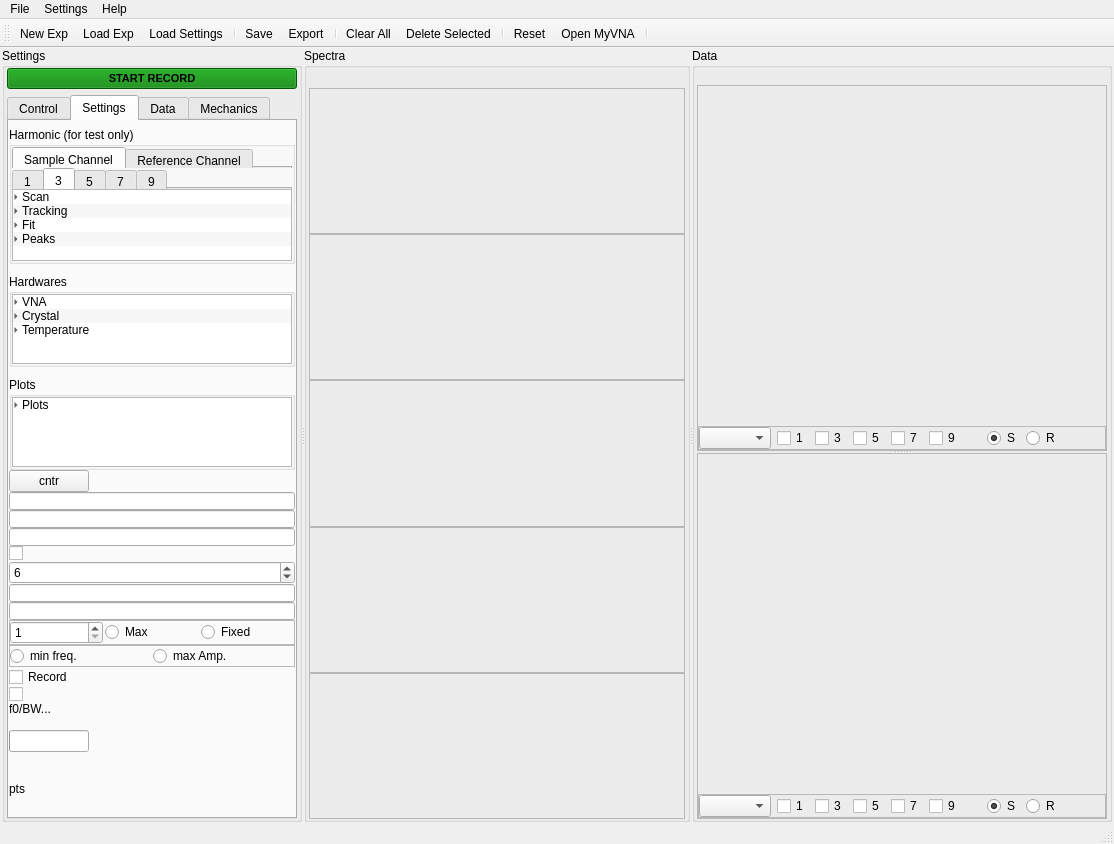
Qt form QCM_GUI_test6.ui (shullgroup/rheoQCM) before a commit.
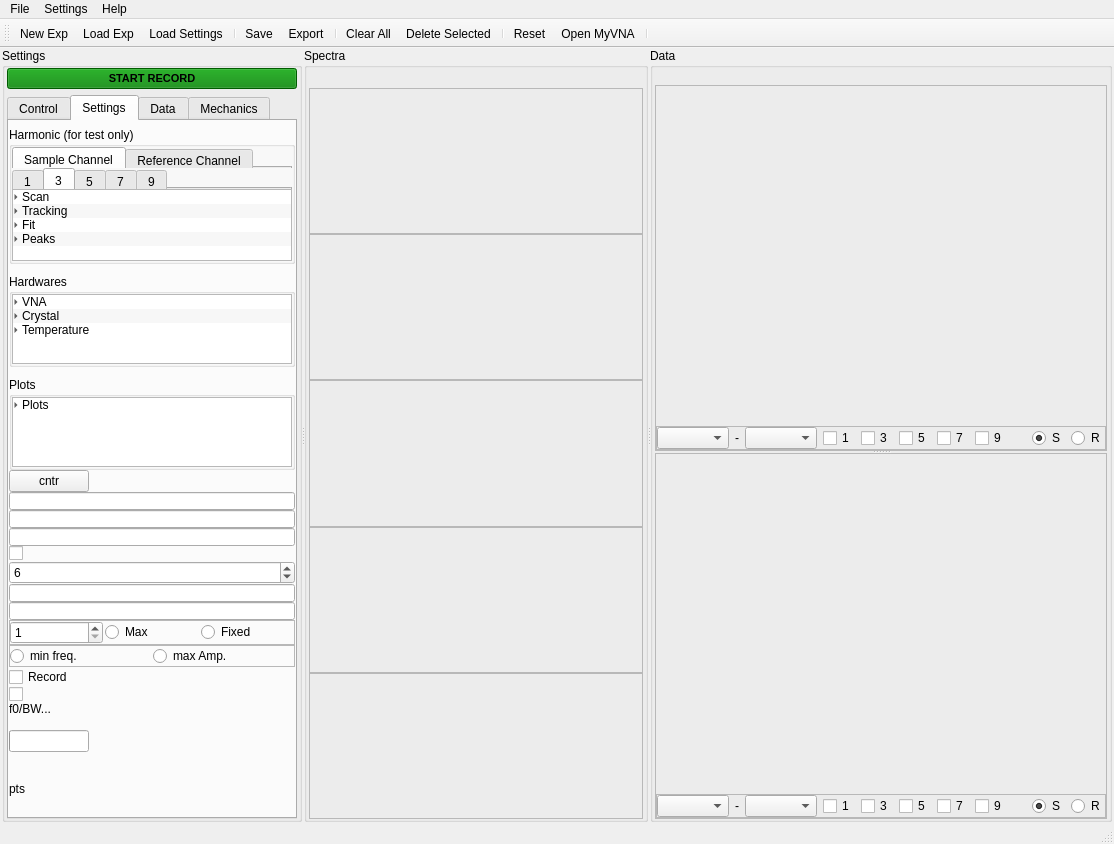
The same form after that commit. The open tabs and pages were chosen to show the change. Icons and pictures are not drawn.

The edit to the form file:
```diff
--- a/QCM_GUI_test6.ui
+++ b/QCM_GUI_test6.ui
@@ -5965,7 +5965,27 @@
                       <number>0</number>
                      </property>
                      <item>
-                      <widget class="QComboBox" name="comboBox_plt1_opts">
+                      <widget class="QComboBox" name="comboBox_plt1_optsy">
+                       <property name="sizePolicy">
+                        <sizepolicy hsizetype="Preferred" vsizetype="Fixed">
+                         <horstretch>0</horstretch>
+                         <verstretch>0</verstretch>
+                        </sizepolicy>
+                       </property>
+                       <property name="sizeAdjustPolicy">
+                        <enum>QComboBox::AdjustToContents</enum>
+                       </property>
+                      </widget>
+                     </item>
+                     <item>
+                      <widget class="QLabel" name="label_4">
+                       <property name="text">
+                        <string>-</string>
+                       </property>
+                      </widget>
+                     </item>
+                     <item>
+                      <widget class="QComboBox" name="comboBox_plt1_optsx">
                        <property name="sizePolicy">
                         <sizepolicy hsizetype="Preferred" vsizetype="Fixed">
                          <horstretch>0</horstretch>
@@ -6143,7 +6163,21 @@
                       <number>0</number>
                      </property>
                      <item>
-                      <widget class="QComboBox" name="comboBox_plt2_opts">
+                      <widget class="QComboBox" name="comboBox_plt2_optsy">
+                       <property name="sizeAdjustPolicy">
+                        <enum>QComboBox::AdjustToContents</enum>
+                       </property>
+                      </widget>
+                     </item>
+                     <item>
+                      <widget class="QLabel" name="label_7">
+                       <property name="text">
+                        <string>-</string>
+                       </property>
+                      </widget>
+                     </item>
+                     <item>
+                      <widget class="QComboBox" name="comboBox_plt2_optsx">
                        <property name="sizeAdjustPolicy">
                         <enum>QComboBox::AdjustToContents</enum>
                        </property>
```
Left out of the diff: 2 changed lines with no effect on the pictures.
